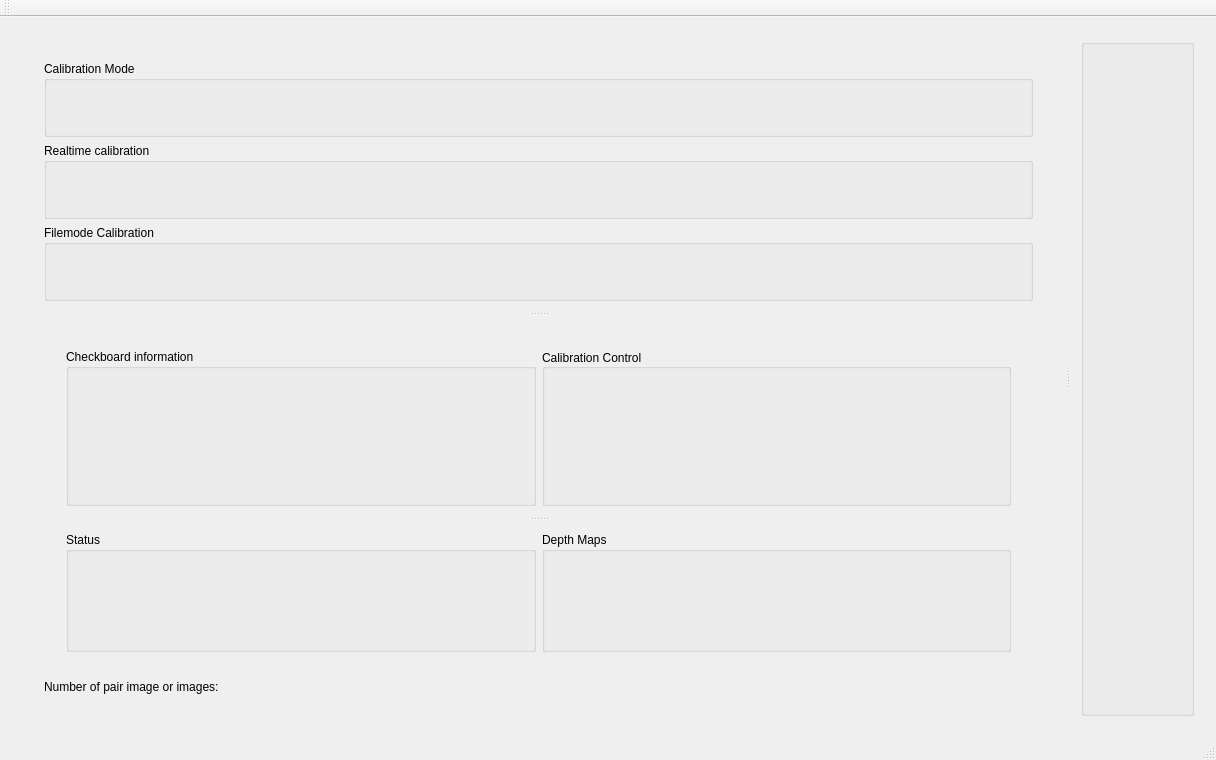
This is mainApp/mainwindow.ui in oAlexandro/cvStereoPair as Qt 5 draws it before an edit. The edited form follows.
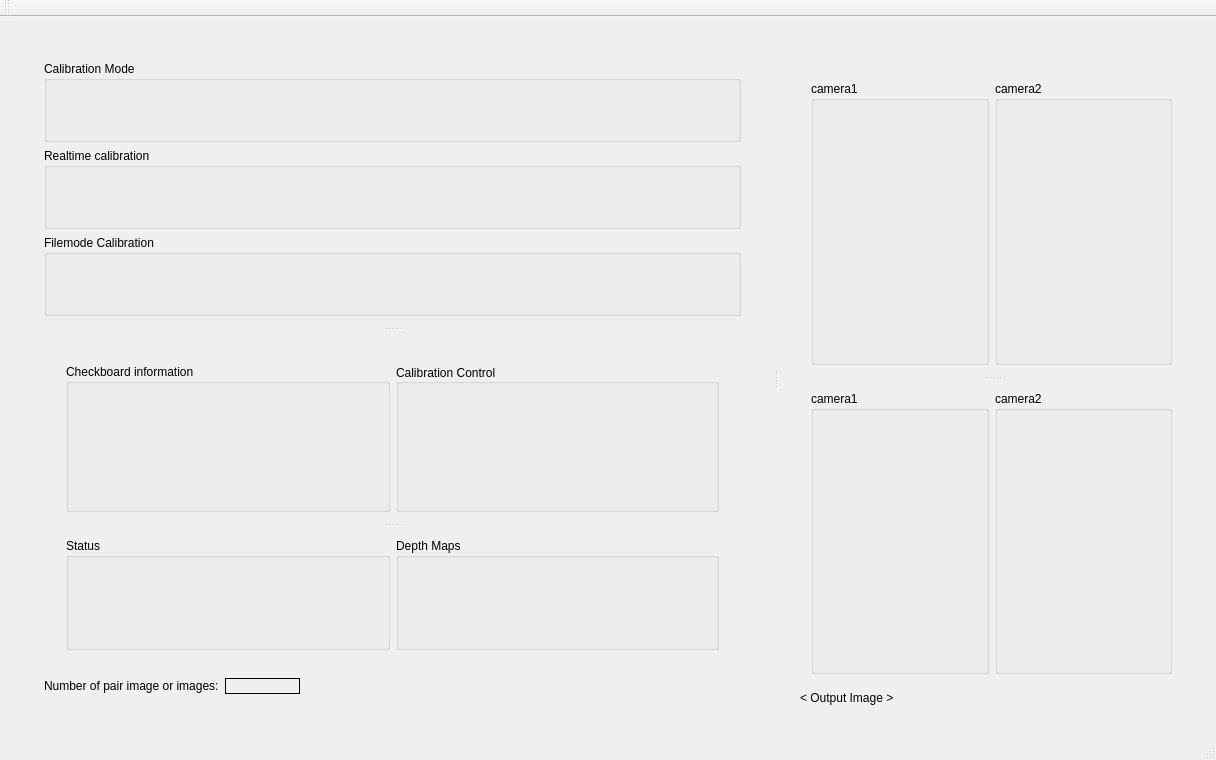
This is the edited form.

Commit message: Add buttoms fimemode calibration and cameras layout

```diff
--- a/mainApp/mainwindow.ui
+++ b/mainApp/mainwindow.ui
@@ -54,6 +54,11 @@
                  <property name="title">
                   <string>Filemode Calibration</string>
                  </property>
+                 <layout class="QVBoxLayout" name="verticalLayout_9">
+                  <item>
+                   <layout class="QHBoxLayout" name="layout_filemodeCalib"/>
+                  </item>
+                 </layout>
                 </widget>
                </item>
               </layout>
@@ -127,19 +132,40 @@
                 </widget>
                </item>
                <item>
-                <layout class="QHBoxLayout" name="layout_numberOfImgs">
-                 <item>
+                <layout class="QFormLayout" name="formLayout">
+                 <item row="0" column="0">
                   <widget class="QLabel" name="label_numberOfImgs">
                    <property name="text">
                     <string>Number of pair image or images:</string>
                    </property>
                   </widget>
                  </item>
-                 <item>
+                 <item row="0" column="1">
                   <widget class="QLabel" name="label_count">
+                   <property name="minimumSize">
+                    <size>
+                     <width>75</width>
+                     <height>15</height>
+                    </size>
+                   </property>
+                   <property name="maximumSize">
+                    <size>
+                     <width>75</width>
+                     <height>23</height>
+                    </size>
+                   </property>
+                   <property name="layoutDirection">
+                    <enum>Qt::LeftToRight</enum>
+                   </property>
+                   <property name="frameShape">
+                    <enum>QFrame::Box</enum>
+                   </property>
                    <property name="text">
                     <string/>
                    </property>
+                   <property name="alignment">
+                    <set>Qt::AlignLeading|Qt::AlignLeft|Qt::AlignVCenter</set>
+                   </property>
                   </widget>
                  </item>
                 </layout>
@@ -156,10 +182,134 @@
       <widget class="QWidget" name="verticalLayoutWidget_2">
        <layout class="QVBoxLayout" name="rightPart">
         <item>
-         <widget class="QGroupBox" name="gb_cameras">
-          <property name="title">
-           <string/>
-          </property>
+         <widget class="QWidget" name="widget_3" native="true">
+          <layout class="QVBoxLayout" name="verticalLayout">
+           <item>
+            <layout class="QHBoxLayout" name="horizontalLayout_6">
+             <item>
+              <widget class="QLabel" name="label_inputImg">
+               <property name="text">
+                <string>&lt; Input Image &gt;</string>
+               </property>
+              </widget>
+             </item>
+            </layout>
+           </item>
+           <item>
+            <widget class="QSplitter" name="splitter_4">
+             <property name="orientation">
+              <enum>Qt::Vertical</enum>
+             </property>
+             <widget class="QWidget" name="horizontalLayoutWidget_3">
+              <layout class="QHBoxLayout" name="rightTopPart">
+               <item>
+                <widget class="QGroupBox" name="gb_inputCamera1">
+                 <property name="title">
+                  <string>camera1</string>
+                 </property>
+                 <layout class="QVBoxLayout" name="verticalLayout_2">
+                  <item>
+                   <widget class="QLabel" name="outVideoImage_inputCamera1">
+                    <property name="sizePolicy">
+                     <sizepolicy hsizetype="Preferred" vsizetype="Preferred">
+                      <horstretch>0</horstretch>
+                      <verstretch>0</verstretch>
+                     </sizepolicy>
+                    </property>
+                    <property name="text">
+                     <string/>
+                    </property>
+                   </widget>
+                  </item>
+                 </layout>
+                </widget>
+               </item>
+               <item>
+                <widget class="QGroupBox" name="gb_inputCamera2">
+                 <property name="title">
+                  <string>camera2</string>
+                 </property>
+                 <layout class="QVBoxLayout" name="verticalLayout_5">
+                  <item>
+                   <widget class="QLabel" name="outVideoImage_inputCamera2">
+                    <property name="sizePolicy">
+                     <sizepolicy hsizetype="Preferred" vsizetype="Preferred">
+                      <horstretch>0</horstretch>
+                      <verstretch>0</verstretch>
+                     </sizepolicy>
+                    </property>
+                    <property name="text">
+                     <string/>
+                    </property>
+                   </widget>
+                  </item>
+                 </layout>
+                </widget>
+               </item>
+              </layout>
+             </widget>
+             <widget class="QWidget" name="horizontalLayoutWidget_4">
+              <layout class="QHBoxLayout" name="rightBottomPart">
+               <item>
+                <widget class="QGroupBox" name="gb_outputCamera1">
+                 <property name="title">
+                  <string>camera1</string>
+                 </property>
+                 <layout class="QVBoxLayout" name="verticalLayout_8">
+                  <item>
+                   <widget class="QLabel" name="outVideoImage_outputCamera1">
+                    <property name="sizePolicy">
+                     <sizepolicy hsizetype="Preferred" vsizetype="Preferred">
+                      <horstretch>0</horstretch>
+                      <verstretch>0</verstretch>
+                     </sizepolicy>
+                    </property>
+                    <property name="text">
+                     <string/>
+                    </property>
+                   </widget>
+                  </item>
+                 </layout>
+                </widget>
+               </item>
+               <item>
+                <widget class="QGroupBox" name="gb_outputCamera2">
+                 <property name="title">
+                  <string>camera2</string>
+                 </property>
+                 <layout class="QVBoxLayout" name="verticalLayout_7">
+                  <item>
+                   <widget class="QLabel" name="outVideoImage_outputCamera2">
+                    <property name="sizePolicy">
+                     <sizepolicy hsizetype="Preferred" vsizetype="Preferred">
+                      <horstretch>0</horstretch>
+                      <verstretch>0</verstretch>
+                     </sizepolicy>
+                    </property>
+                    <property name="text">
+                     <string/>
+                    </property>
+                   </widget>
+                  </item>
+                 </layout>
+                </widget>
+               </item>
+              </layout>
+             </widget>
+            </widget>
+           </item>
+           <item>
+            <layout class="QHBoxLayout" name="horizontalLayout_5">
+             <item>
+              <widget class="QLabel" name="label_outputImg">
+               <property name="text">
+                <string>&lt; Output Image &gt;</string>
+               </property>
+              </widget>
+             </item>
+            </layout>
+           </item>
+          </layout>
          </widget>
         </item>
        </layout>
```
The commit also changes 10 other files.
